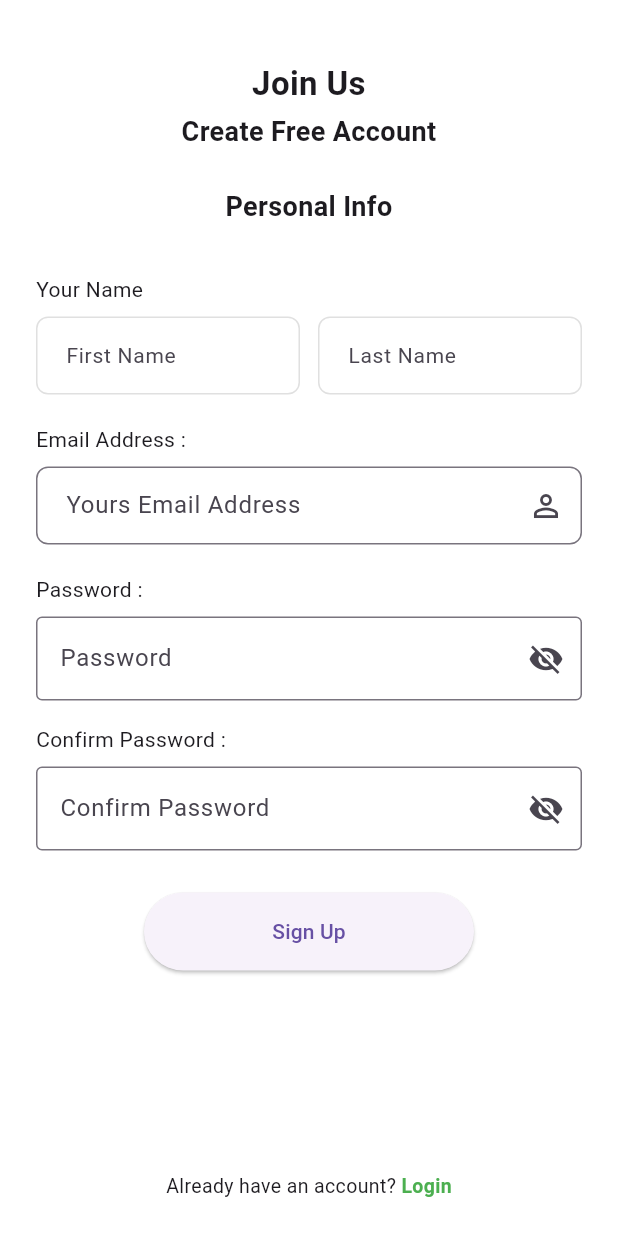
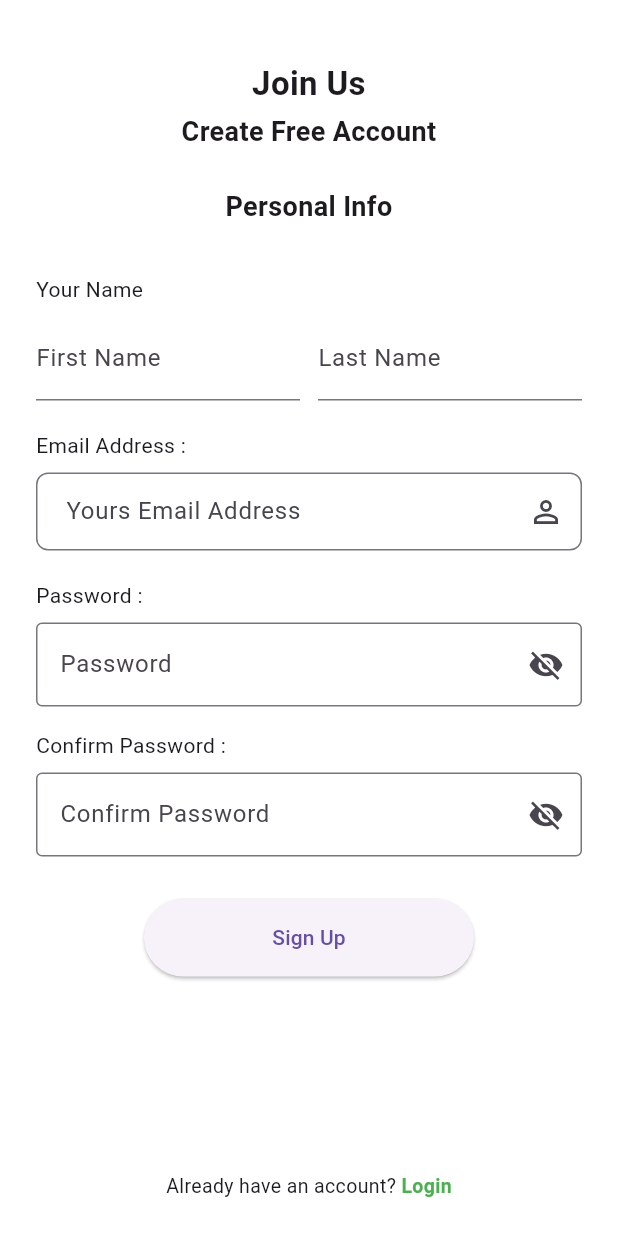
Before and after one commit to AayushShrestha6163/futsal_booking_system, a Flutter app: the SignupScreen screen opened directly, on a phone screen of 412 x 824 dp. Run offline on Flutter 3.47's test engine with Material 3 defaults, Android fonts, the phone set to English and light mode, and no system bars.

Commit message:
my textform field updated

```diff
--- a/lib/widget/my_textformfield.dart
+++ b/lib/widget/my_textformfield.dart
@@ -1,44 +1,33 @@
 import 'package:flutter/material.dart';
 
 class MyTextFormField extends StatelessWidget {
-  final String label;
-  final TextEditingController? controller;
-  final String? hintText;
-  final String? Function(String?)? validator;
-  final TextInputType keyboardType;
-
   const MyTextFormField({
     super.key,
     required this.label,
     this.controller,
-    this.hintText,
+    this.onChanged,
     this.validator,
     this.keyboardType = TextInputType.text,
+    this.obscureText = false,
   });
+
+  final String label;
+  final TextEditingController? controller;
+  final ValueChanged<String>? onChanged;
+  final String? Function(String?)? validator;
+  final TextInputType keyboardType;
+  final bool obscureText;
 
   @override
   Widget build(BuildContext context) {
     return TextFormField(
       controller: controller,
+      onChanged: onChanged,
+      validator: validator,
       keyboardType: keyboardType,
-      validator: validator,
+      obscureText: obscureText,
       decoration: InputDecoration(
         labelText: label,
-        hintText: hintText,
-        labelStyle: const TextStyle(fontSize: 14),
-        border: OutlineInputBorder(
-          borderRadius: BorderRadius.circular(8),
-        ),
-        enabledBorder: OutlineInputBorder(
-          borderRadius: BorderRadius.circular(8),
-          borderSide: const BorderSide(color: Colors.black12),
-        ),
-        focusedBorder: OutlineInputBorder(
-          borderRadius: BorderRadius.circular(8),
-          borderSide: const BorderSide(color: Colors.black87),
-        ),
-        contentPadding:
-            const EdgeInsets.symmetric(horizontal: 16, vertical: 14),
       ),
     );
   }
```
